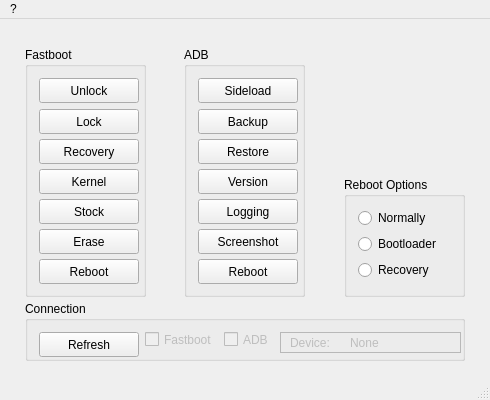
The window that AndroidMultiTool/mainwindow.ui (lexpaval/LxMultiTool) describes before a commit, drawn with Qt 5.
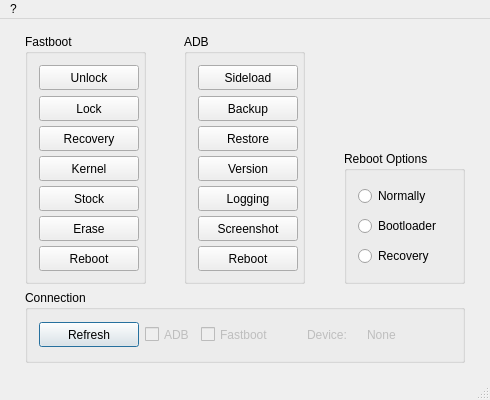
The same window after the commit. Icons and pictures are not drawn.

The edit to the form file:
```diff
--- a/AndroidMultiTool/mainwindow.ui
+++ b/AndroidMultiTool/mainwindow.ui
@@ -31,18 +31,272 @@
   </property>
   <widget class="QWidget" name="centralWidget">
    <layout class="QGridLayout" name="gridLayout">
-    <item row="2" column="1" colspan="5">
+    <item row="1" column="3" rowspan="2">
+     <widget class="QGroupBox" name="adbGroup">
+      <property name="minimumSize">
+       <size>
+        <width>121</width>
+        <height>250</height>
+       </size>
+      </property>
+      <property name="title">
+       <string>ADB</string>
+      </property>
+      <layout class="QVBoxLayout" name="verticalLayout_2">
+       <item>
+        <widget class="QPushButton" name="SideloadButton">
+         <property name="minimumSize">
+          <size>
+           <width>100</width>
+           <height>25</height>
+          </size>
+         </property>
+         <property name="toolTip">
+          <string>&lt;html&gt;&lt;head/&gt;&lt;body&gt;&lt;p&gt;Open the sideload menu. You need to be in recovery in sideload mode!&lt;/p&gt;&lt;/body&gt;&lt;/html&gt;</string>
+         </property>
+         <property name="text">
+          <string>Sideload</string>
+         </property>
+         <property name="icon">
+          <iconset resource="icons.qrc">
+           <normaloff>:/Icons/sideload_2.png</normaloff>:/Icons/sideload_2.png</iconset>
+         </property>
+         <property name="iconSize">
+          <size>
+           <width>15</width>
+           <height>15</height>
+          </size>
+         </property>
+        </widget>
+       </item>
+       <item>
+        <widget class="QPushButton" name="BackupButton">
+         <property name="minimumSize">
+          <size>
+           <width>100</width>
+           <height>25</height>
+          </size>
+         </property>
+         <property name="toolTip">
+          <string>&lt;html&gt;&lt;head/&gt;&lt;body&gt;&lt;p&gt;Wanna backup?&lt;/p&gt;&lt;/body&gt;&lt;/html&gt;</string>
+         </property>
+         <property name="text">
+          <string>Backup</string>
+         </property>
+         <property name="icon">
+          <iconset resource="icons.qrc">
+           <normaloff>:/Icons/backup.png</normaloff>:/Icons/backup.png</iconset>
+         </property>
+         <property name="iconSize">
+          <size>
+           <width>15</width>
+           <height>15</height>
+          </size>
+         </property>
+        </widget>
+       </item>
+       <item>
+        <widget class="QPushButton" name="RestoreButton">
+         <property name="minimumSize">
+          <size>
+           <width>100</width>
+           <height>25</height>
+          </size>
+         </property>
+         <property name="toolTip">
+          <string>&lt;html&gt;&lt;head/&gt;&lt;body&gt;&lt;p&gt;Want your stuff back?&lt;/p&gt;&lt;/body&gt;&lt;/html&gt;</string>
+         </property>
+         <property name="text">
+          <string>Restore</string>
+         </property>
+         <property name="icon">
+          <iconset resource="icons.qrc">
+           <normaloff>:/Icons/restore.png</normaloff>:/Icons/restore.png</iconset>
+         </property>
+         <property name="iconSize">
+          <size>
+           <width>15</width>
+           <height>15</height>
+          </size>
+         </property>
+        </widget>
+       </item>
+       <item>
+        <widget class="QPushButton" name="versionButton">
+         <property name="minimumSize">
+          <size>
+           <width>100</width>
+           <height>25</height>
+          </size>
+         </property>
+         <property name="toolTip">
+          <string>&lt;html&gt;&lt;head/&gt;&lt;body&gt;&lt;p&gt;Check the ADB tools version.&lt;/p&gt;&lt;/body&gt;&lt;/html&gt;</string>
+         </property>
+         <property name="text">
+          <string>Version</string>
+         </property>
+         <property name="icon">
+          <iconset resource="icons.qrc">
+           <normaloff>:/Icons/version.png</normaloff>:/Icons/version.png</iconset>
+         </property>
+         <property name="iconSize">
+          <size>
+           <width>15</width>
+           <height>15</height>
+          </size>
+         </property>
+        </widget>
+       </item>
+       <item>
+        <widget class="QPushButton" name="loggingButton">
+         <property name="sizePolicy">
+          <sizepolicy hsizetype="Minimum" vsizetype="Fixed">
+           <horstretch>0</horstretch>
+           <verstretch>0</verstretch>
+          </sizepolicy>
+         </property>
+         <property name="minimumSize">
+          <size>
+           <width>100</width>
+           <height>25</height>
+          </size>
+         </property>
+         <property name="toolTip">
+          <string>&lt;html&gt;&lt;head/&gt;&lt;body&gt;&lt;p&gt;Open the logging menu for ADB Logcat and kernel DMESG.&lt;/p&gt;&lt;/body&gt;&lt;/html&gt;</string>
+         </property>
+         <property name="text">
+          <string>Logging</string>
+         </property>
+         <property name="icon">
+          <iconset resource="icons.qrc">
+           <normaloff>:/Icons/log.png</normaloff>:/Icons/log.png</iconset>
+         </property>
+         <property name="iconSize">
+          <size>
+           <width>15</width>
+           <height>15</height>
+          </size>
+         </property>
+        </widget>
+       </item>
+       <item>
+        <widget class="QPushButton" name="screenshotButton">
+         <property name="minimumSize">
+          <size>
+           <width>100</width>
+           <height>25</height>
+          </size>
+         </property>
+         <property name="toolTip">
+          <string>&lt;html&gt;&lt;head/&gt;&lt;body&gt;&lt;p&gt;Take a screenshot from your phone directly on your PC.&lt;/p&gt;&lt;/body&gt;&lt;/html&gt;</string>
+         </property>
+         <property name="text">
+          <string>Screenshot</string>
+         </property>
+         <property name="icon">
+          <iconset resource="icons.qrc">
+           <normaloff>:/Icons/screenshot.png</normaloff>:/Icons/screenshot.png</iconset>
+         </property>
+         <property name="iconSize">
+          <size>
+           <width>15</width>
+           <height>15</height>
+          </size>
+         </property>
+        </widget>
+       </item>
+       <item>
+        <widget class="QPushButton" name="rebootAdbButton">
+         <property name="minimumSize">
+          <size>
+           <width>100</width>
+           <height>25</height>
+          </size>
+         </property>
+         <property name="toolTip">
+          <string>&lt;html&gt;&lt;head/&gt;&lt;body&gt;&lt;p&gt;Reboot to your selected option from ADB.&lt;/p&gt;&lt;/body&gt;&lt;/html&gt;</string>
+         </property>
+         <property name="text">
+          <string>Reboot</string>
+         </property>
+         <property name="icon">
+          <iconset resource="icons.qrc">
+           <normaloff>:/Icons/reboot.png</normaloff>:/Icons/reboot.png</iconset>
+         </property>
+         <property name="iconSize">
+          <size>
+           <width>15</width>
+           <height>15</height>
+          </size>
+         </property>
+        </widget>
+       </item>
+      </layout>
+     </widget>
+    </item>
+    <item row="2" column="4">
+     <spacer name="horizontalSpacer_2">
+      <property name="orientation">
+       <enum>Qt::Horizontal</enum>
+      </property>
+      <property name="sizeHint" stdset="0">
+       <size>
+        <width>40</width>
+        <height>20</height>
+       </size>
+      </property>
+     </spacer>
+    </item>
+    <item row="1" column="5">
+     <widget class="QLabel" name="label">
+      <property name="minimumSize">
+       <size>
+        <width>111</width>
+        <height>111</height>
+       </size>
+      </property>
+      <property name="maximumSize">
+       <size>
+        <width>111</width>
+        <height>111</height>
+       </size>
+      </property>
+      <property name="toolTip">
+       <string>&lt;html&gt;&lt;head/&gt;&lt;body&gt;&lt;p&gt;Non-racist android logo.&lt;/p&gt;&lt;/body&gt;&lt;/html&gt;</string>
+      </property>
+      <property name="text">
+       <string/>
+      </property>
+      <property name="pixmap">
+       <pixmap resource="icons.qrc">:/Icons/android.png</pixmap>
+      </property>
+      <property name="scaledContents">
+       <bool>true</bool>
+      </property>
+      <property name="alignment">
+       <set>Qt::AlignCenter</set>
+      </property>
+     </widget>
+    </item>
+    <item row="1" column="6">
+     <spacer name="horizontalSpacer_4">
+      <property name="orientation">
+       <enum>Qt::Horizontal</enum>
+      </property>
+      <property name="sizeHint" stdset="0">
+       <size>
+        <width>40</width>
+        <height>20</height>
+       </size>
+      </property>
+     </spacer>
+    </item>
+    <item row="3" column="1" colspan="5">
      <widget class="QGroupBox" name="connectionGroup">
       <property name="minimumSize">
        <size>
         <width>440</width>
-        <height>60</height>
-       </size>
-      </property>
-      <property name="maximumSize">
-       <size>
-        <width>800</width>
-        <height>60</height>
+        <height>73</height>
        </size>
       </property>
       <property name="title">
@@ -57,12 +311,6 @@
            <height>25</height>
           </size>
          </property>
-         <property name="maximumSize">
-          <size>
-           <width>100</width>
-           <height>25</height>
-          </size>
-         </property>
          <property name="toolTip">
           <string>&lt;html&gt;&lt;head/&gt;&lt;body&gt;&lt;p&gt;What does this button do?&lt;/p&gt;&lt;/body&gt;&lt;/html&gt;</string>
          </property>
@@ -79,20 +327,7 @@
            <height>15</height>
           </size>
          </property>
-        </widget>
-       </item>
-       <item>
-        <widget class="QCheckBox" name="checkBox_Fastboot">
-         <property name="enabled">
-          <bool>false</bool>
-         </property>
-         <property name="mouseTracking">
-          <bool>false</bool>
-         </property>
-         <property name="text">
-          <string>Fastboot</string>
-         </property>
-         <property name="checkable">
+         <property name="default">
           <bool>true</bool>
          </property>
         </widget>
@@ -102,6 +337,18 @@
          <property name="enabled">
           <bool>false</bool>
          </property>
+         <property name="minimumSize">
+          <size>
+           <width>0</width>
+           <height>25</height>
+          </size>
+         </property>
+         <property name="maximumSize">
+          <size>
+           <width>16777215</width>
+           <height>25</height>
+          </size>
+         </property>
          <property name="font">
           <font>
            <weight>50</weight>
@@ -119,25 +366,65 @@
          </property>
         </widget>
        </item>
+       <item>
+        <widget class="QCheckBox" name="checkBox_Fastboot">
+         <property name="enabled">
+          <bool>false</bool>
+         </property>
+         <property name="minimumSize">
+          <size>
+           <width>90</width>
+           <height>25</height>
+          </size>
+         </property>
+         <property name="maximumSize">
+          <size>
+           <width>16777215</width>
+           <height>25</height>
+          </size>
+         </property>
+         <property name="mouseTracking">
+          <bool>false</bool>
+         </property>
+         <property name="focusPolicy">
+          <enum>Qt::NoFocus</enum>
+         </property>
+         <property name="text">
+          <string>Fastboot</string>
+         </property>
+         <property name="checkable">
+          <bool>true</bool>
+         </property>
+        </widget>
+       </item>
        <item>
         <widget class="QFrame" name="frame">
+         <property name="sizePolicy">
+          <sizepolicy hsizetype="Preferred" vsizetype="Fixed">
+           <horstretch>0</horstretch>
+           <verstretch>0</verstretch>
+          </sizepolicy>
+         </property>
          <property name="minimumSize">
           <size>
            <width>181</width>
-           <height>21</height>
+           <height>25</height>
           </size>
          </property>
          <property name="maximumSize">
           <size>
            <width>181</width>
-           <height>21</height>
+           <height>25</height>
           </size>
          </property>
          <property name="frameShape">
-          <enum>QFrame::StyledPanel</enum>
+          <enum>QFrame::NoFrame</enum>
          </property>
          <property name="frameShadow">
-          <enum>QFrame::Raised</enum>
+          <enum>QFrame::Plain</enum>
+         </property>
+         <property name="lineWidth">
+          <number>0</number>
          </property>
          <widget class="QLabel" name="label_2">
           <property name="enabled">
@@ -148,9 +435,21 @@
             <x>10</x>
             <y>0</y>
             <width>51</width>
-            <height>21</height>
+            <height>25</height>
            </rect>
           </property>
+          <property name="minimumSize">
+           <size>
+            <width>0</width>
+            <height>25</height>
+           </size>
+          </property>
+          <property name="maximumSize">
+           <size>
+            <width>16777215</width>
+            <height>25</height>
+           </size>
+          </property>
           <property name="toolTip">
            <string>&lt;html&gt;&lt;head/&gt;&lt;body&gt;&lt;p&gt;The name of the device connected - ADB only!&lt;/p&gt;&lt;/body&gt;&lt;/html&gt;</string>
           </property>
@@ -167,9 +466,21 @@
             <x>70</x>
             <y>0</y>
             <width>101</width>
-            <height>21</height>
+            <height>25</height>
            </rect>
           </property>
+          <property name="minimumSize">
+           <size>
+            <width>0</width>
+            <height>25</height>
+           </size>
+          </property>
+          <property name="maximumSize">
+           <size>
+            <width>16777215</width>
+            <height>25</height>
+           </size>
+          </property>
           <property name="text">
            <string>None</string>
           </property>
@@ -179,7 +490,52 @@
       </layout>
      </widget>
     </item>
-    <item row="0" column="1" rowspan="2">
+    <item row="2" column="5">
+     <widget class="QGroupBox" name="rebootGroup">
+      <property name="minimumSize">
+       <size>
+        <width>121</width>
+        <height>120</height>
+       </size>
+      </property>
+      <property name="title">
+       <string>Reboot Options</string>
+      </property>
+      <layout class="QVBoxLayout" name="verticalLayout_3">
+       <item>
+        <widget class="QRadioButton" name="normalRebootButton">
+         <property name="toolTip">
+          <string>&lt;html&gt;&lt;head/&gt;&lt;body&gt;&lt;p&gt;Reboot to normal system.&lt;/p&gt;&lt;/body&gt;&lt;/html&gt;</string>
+         </property>
+         <property name="text">
+          <string>Normally</string>
+         </property>
+        </widget>
+       </item>
+       <item>
+        <widget class="QRadioButton" name="bootloaderRebootButton">
+         <property name="toolTip">
+          <string>&lt;html&gt;&lt;head/&gt;&lt;body&gt;&lt;p&gt;Reboot to bootloader.&lt;/p&gt;&lt;/body&gt;&lt;/html&gt;</string>
+         </property>
+         <property name="text">
+          <string>Bootloader</string>
+         </property>
+        </widget>
+       </item>
+       <item>
+        <widget class="QRadioButton" name="recoveryRebootButton">
+         <property name="toolTip">
+          <string>&lt;html&gt;&lt;head/&gt;&lt;body&gt;&lt;p&gt;Reboot to recovery.&lt;/p&gt;&lt;/body&gt;&lt;/html&gt;</string>
+         </property>
+         <property name="text">
+          <string>Recovery</string>
+         </property>
+        </widget>
+       </item>
+      </layout>
+     </widget>
+    </item>
+    <item row="1" column="1" rowspan="2">
      <widget class="QGroupBox" name="fasbootGroup">
       <property name="minimumSize">
        <size>
@@ -187,25 +543,19 @@
         <height>250</height>
        </size>
       </property>
-      <property name="maximumSize">
-       <size>
-        <width>121</width>
-        <height>231</height>
-       </size>
-      </property>
       <property name="title">
        <string>Fastboot</string>
       </property>
       <layout class="QVBoxLayout" name="verticalLayout">
        <item>
         <widget class="QPushButton" name="UnlockButton">
-         <property name="minimumSize">
-          <size>
-           <width>100</width>
-           <height>25</height>
-          </size>
+         <property name="sizePolicy">
+          <sizepolicy hsizetype="Minimum" vsizetype="Fixed">
+           <horstretch>0</horstretch>
+           <verstretch>0</verstretch>
+          </sizepolicy>
          </property>
-         <property name="maximumSize">
+         <property name="minimumSize">
           <size>
            <width>100</width>
            <height>25</height>
@@ -233,6 +583,9 @@
          <property name="checkable">
           <bool>false</bool>
          </property>
+         <property name="flat">
+          <bool>false</bool>
+         </property>
         </widget>
        </item>
        <item>
@@ -243,12 +596,6 @@
            <height>25</height>
           </size>
          </property>
-         <property name="maximumSize">
-          <size>
-           <width>100</width>
-           <height>25</height>
-          </size>
-         </property>
          <property name="toolTip">
           <string>&lt;html&gt;&lt;head/&gt;&lt;body&gt;&lt;p&gt;Relock your bootloader. Why would you do this?&lt;/p&gt;&lt;/body&gt;&lt;/html&gt;</string>
          </property>
@@ -275,12 +622,6 @@
            <height>25</height>
           </size>
          </property>
-         <property name="maximumSize">
-          <size>
-           <width>100</width>
-           <height>25</height>
-          </size>
-         </property>
          <property name="toolTip">
           <string>&lt;html&gt;&lt;head/&gt;&lt;body&gt;&lt;p&gt;Open the recovery flashing menu.&lt;/p&gt;&lt;/body&gt;&lt;/html&gt;</string>
          </property>
@@ -307,12 +648,6 @@
            <height>25</height>
           </size>
          </property>
-         <property name="maximumSize">
-          <size>
-           <width>100</width>
-           <height>25</height>
-          </size>
-         </property>
          <property name="toolTip">
           <string>&lt;html&gt;&lt;head/&gt;&lt;body&gt;&lt;p&gt;Open the kernel flashing menu.&lt;/p&gt;&lt;/body&gt;&lt;/html&gt;</string>
          </property>
@@ -339,12 +674,6 @@
            <height>25</height>
           </size>
          </property>
-         <property name="maximumSize">
-          <size>
-           <width>100</width>
-           <height>25</height>
-          </size>
-         </property>
          <property name="toolTip">
           <string>&lt;html&gt;&lt;head/&gt;&lt;body&gt;&lt;p&gt;Open the menu to select the stock image. You can return you phone to the factory image.&lt;/p&gt;&lt;/body&gt;&lt;/html&gt;</string>
          </property>
@@ -371,12 +700,6 @@
            <height>25</height>
           </size>
          </property>
-         <property name="maximumSize">
-          <size>
-           <width>100</width>
-           <height>25</height>
-          </size>
-         </property>
          <property name="toolTip">
           <string>&lt;html&gt;&lt;head/&gt;&lt;body&gt;&lt;p&gt;Open the fastboot erase menu.&lt;/p&gt;&lt;/body&gt;&lt;/html&gt;</string>
          </property>
@@ -403,12 +726,6 @@
            <height>25</height>
           </size>
          </property>
-         <property name="maximumSize">
-          <size>
-           <width>100</width>
-           <height>25</height>
-          </size>
-         </property>
          <property name="toolTip">
           <string>&lt;html&gt;&lt;head/&gt;&lt;body&gt;&lt;p&gt;Reboot to your selected option from Fastboot.&lt;/p&gt;&lt;/body&gt;&lt;/html&gt;</string>
          </property>
@@ -430,316 +747,7 @@
       </layout>
      </widget>
     </item>
-    <item row="0" column="3" rowspan="2">
-     <widget class="QGroupBox" name="adbGroup">
-      <property name="minimumSize">
-       <size>
-        <width>121</width>
-        <height>250</height>
-       </size>
-      </property>
-      <property name="maximumSize">
-       <size>
-        <width>121</width>
-        <height>231</height>
-       </size>
-      </property>
-      <property name="title">
-       <string>ADB</string>
-      </property>
-      <layout class="QVBoxLayout" name="verticalLayout_2">
-       <item>
-        <widget class="QPushButton" name="SideloadButton">
-         <property name="minimumSize">
-          <size>
-           <width>100</width>
-           <height>25</height>
-          </size>
-         </property>
-         <property name="maximumSize">
-          <size>
-           <width>100</width>
-           <height>25</height>
-          </size>
-         </property>
-         <property name="toolTip">
-          <string>&lt;html&gt;&lt;head/&gt;&lt;body&gt;&lt;p&gt;Open the sideload menu. You need to be in recovery in sideload mode!&lt;/p&gt;&lt;/body&gt;&lt;/html&gt;</string>
-         </property>
-         <property name="text">
-          <string>Sideload</string>
-         </property>
-         <property name="icon">
-          <iconset resource="icons.qrc">
-           <normaloff>:/Icons/sideload_2.png</normaloff>:/Icons/sideload_2.png</iconset>
-         </property>
-         <property name="iconSize">
-          <size>
-           <width>15</width>
-           <height>15</height>
-          </size>
-         </property>
-        </widget>
-       </item>
-       <item>
-        <widget class="QPushButton" name="BackupButton">
-         <property name="minimumSize">
-          <size>
-           <width>100</width>
-           <height>25</height>
-          </size>
-         </property>
-         <property name="maximumSize">
-          <size>
-           <width>100</width>
-           <height>25</height>
-          </size>
-         </property>
-         <property name="toolTip">
-          <string>&lt;html&gt;&lt;head/&gt;&lt;body&gt;&lt;p&gt;Wanna backup?&lt;/p&gt;&lt;/body&gt;&lt;/html&gt;</string>
-         </property>
-         <property name="text">
-          <string>Backup</string>
-         </property>
-         <property name="icon">
-          <iconset resource="icons.qrc">
-           <normaloff>:/Icons/backup.png</normaloff>:/Icons/backup.png</iconset>
-         </property>
-         <property name="iconSize">
-          <size>
-           <width>15</width>
-           <height>15</height>
-          </size>
-         </property>
-        </widget>
-       </item>
-       <item>
-        <widget class="QPushButton" name="RestoreButton">
-         <property name="minimumSize">
-          <size>
-           <width>100</width>
-           <height>25</height>
-          </size>
-         </property>
-         <property name="maximumSize">
-          <size>
-           <width>100</width>
-           <height>25</height>
-          </size>
-         </property>
-         <property name="toolTip">
-          <string>&lt;html&gt;&lt;head/&gt;&lt;body&gt;&lt;p&gt;Want your stuff back?&lt;/p&gt;&lt;/body&gt;&lt;/html&gt;</string>
-         </property>
-         <property name="text">
-          <string>Restore</string>
-         </property>
-         <property name="icon">
-          <iconset resource="icons.qrc">
-           <normaloff>:/Icons/restore.png</normaloff>:/Icons/restore.png</iconset>
-         </property>
-         <property name="iconSize">
-          <size>
-           <width>15</width>
-           <height>15</height>
-          </size>
-         </property>
-        </widget>
-       </item>
-       <item>
-        <widget class="QPushButton" name="versionButton">
-         <property name="minimumSize">
-          <size>
-           <width>100</width>
-           <height>25</height>
-          </size>
-         </property>
-         <property name="maximumSize">
-          <size>
-           <width>100</width>
-           <height>25</height>
-          </size>
-         </property>
-         <property name="toolTip">
-          <string>&lt;html&gt;&lt;head/&gt;&lt;body&gt;&lt;p&gt;Check the ADB tools version.&lt;/p&gt;&lt;/body&gt;&lt;/html&gt;</string>
-         </property>
-         <property name="text">
-          <string>Version</string>
-         </property>
-         <property name="icon">
-          <iconset resource="icons.qrc">
-           <normaloff>:/Icons/version.png</normaloff>:/Icons/version.png</iconset>
-         </property>
-         <property name="iconSize">
-          <size>
-           <width>15</width>
-           <height>15</height>
-          </size>
-         </property>
-        </widget>
-       </item>
-       <item>
-        <widget class="QPushButton" name="loggingButton">
-         <property name="minimumSize">
-          <size>
-           <width>100</width>
-           <height>25</height>
-          </size>
-         </property>
-         <property name="maximumSize">
-          <size>
-           <width>100</width>
-           <height>25</height>
-          </size>
-         </property>
-         <property name="toolTip">
-          <string>&lt;html&gt;&lt;head/&gt;&lt;body&gt;&lt;p&gt;Open the logging menu for ADB Logcat and kernel DMESG.&lt;/p&gt;&lt;/body&gt;&lt;/html&gt;</string>
-         </property>
-         <property name="text">
-          <string>Logging</string>
-         </property>
-         <property name="icon">
-          <iconset resource="icons.qrc">
-           <normaloff>:/Icons/log.png</normaloff>:/Icons/log.png</iconset>
-         </property>
-         <property name="iconSize">
-          <size>
-           <width>15</width>
-           <height>15</height>
-          </size>
-         </property>
-        </widget>
-       </item>
-       <item>
-        <widget class="QPushButton" name="screenshotButton">
-         <property name="minimumSize">
-          <size>
-           <width>100</width>
-           <height>25</height>
-          </size>
-         </property>
-         <property name="maximumSize">
-          <size>
-           <width>100</width>
-           <height>25</height>
-          </size>
-         </property>
-         <property name="toolTip">
-          <string>&lt;html&gt;&lt;head/&gt;&lt;body&gt;&lt;p&gt;Take a screenshot from your phone directly on your PC.&lt;/p&gt;&lt;/body&gt;&lt;/html&gt;</string>
-         </property>
-         <property name="text">
-          <string>Screenshot</string>
-         </property>
-         <property name="icon">
-          <iconset resource="icons.qrc">
-           <normaloff>:/Icons/screenshot.png</normaloff>:/Icons/screenshot.png</iconset>
-         </property>
-         <property name="iconSize">
-          <size>
-           <width>15</width>
-           <height>15</height>
-          </size>
-         </property>
-        </widget>
-       </item>
-       <item>
-        <widget class="QPushButton" name="rebootAdbButton">
-         <property name="minimumSize">
-          <size>
-           <width>100</width>
-           <height>25</height>
-          </size>
-         </property>
-         <property name="maximumSize">
-          <size>
-           <width>100</width>
-           <height>25</height>
-          </size>
-         </property>
-         <property name="toolTip">
-          <string>&lt;html&gt;&lt;head/&gt;&lt;body&gt;&lt;p&gt;Reboot to your selected option from ADB.&lt;/p&gt;&lt;/body&gt;&lt;/html&gt;</string>
-         </property>
-         <property name="text">
-          <string>Reboot</string>
-         </property>
-         <property name="icon">
-          <iconset resource="icons.qrc">
-           <normaloff>:/Icons/reboot.png</normaloff>:/Icons/reboot.png</iconset>
-         </property>
-         <property name="iconSize">
-          <size>
-           <width>15</width>
-           <height>15</height>
-          </size>
-         </property>
-        </widget>
-       </item>
-      </layout>
-     </widget>
-    </item>
-    <item row="1" column="5">
-     <widget class="QGroupBox" name="rebootGroup">
-      <property name="minimumSize">
-       <size>
-        <width>121</width>
-        <height>120</height>
-       </size>
-      </property>
-      <property name="maximumSize">
-       <size>
-        <width>121</width>
-        <height>100</height>
-       </size>
-      </property>
-      <property name="title">
-       <string>Reboot Options</string>
-      </property>
-      <layout class="QVBoxLayout" name="verticalLayout_3">
-       <item>
-        <widget class="QRadioButton" name="normalRebootButton">
-         <property name="toolTip">
-          <string>&lt;html&gt;&lt;head/&gt;&lt;body&gt;&lt;p&gt;Reboot to normal system.&lt;/p&gt;&lt;/body&gt;&lt;/html&gt;</string>
-         </property>
-         <property name="text">
-          <string>Normally</string>
-         </property>
-        </widget>
-       </item>
-       <item>
-        <widget class="QRadioButton" name="bootloaderRebootButton">
-         <property name="toolTip">
-          <string>&lt;html&gt;&lt;head/&gt;&lt;body&gt;&lt;p&gt;Reboot to bootloader.&lt;/p&gt;&lt;/body&gt;&lt;/html&gt;</string>
-         </property>
-         <property name="text">
-          <string>Bootloader</string>
-         </property>
-        </widget>
-       </item>
-       <item>
-        <widget class="QRadioButton" name="recoveryRebootButton">
-         <property name="toolTip">
-          <string>&lt;html&gt;&lt;head/&gt;&lt;body&gt;&lt;p&gt;Reboot to recovery.&lt;/p&gt;&lt;/body&gt;&lt;/html&gt;</string>
-         </property>
-         <property name="text">
-          <string>Recovery</string>
-         </property>
-        </widget>
-       </item>
-      </layout>
-     </widget>
-    </item>
-    <item row="0" column="0">
-     <spacer name="horizontalSpacer_3">
-      <property name="orientation">
-       <enum>Qt::Horizontal</enum>
-      </property>
-      <property name="sizeHint" stdset="0">
-       <size>
-        <width>40</width>
-        <height>20</height>
-       </size>
-      </property>
-     </spacer>
-    </item>
-    <item row="1" column="2">
+    <item row="2" column="2">
      <spacer name="horizontalSpacer">
       <property name="orientation">
        <enum>Qt::Horizontal</enum>
@@ -752,59 +760,41 @@
       </property>
      </spacer>
     </item>
+    <item row="1" column="0">
+     <spacer name="horizontalSpacer_3">
+      <property name="orientation">
+       <enum>Qt::Horizontal</enum>
+      </property>
+      <property name="sizeHint" stdset="0">
+       <size>
+        <width>40</width>
+        <height>20</height>
+       </size>
+      </property>
+     </spacer>
+    </item>
+    <item row="4" column="1">
+     <spacer name="verticalSpacer">
+      <property name="orientation">
+       <enum>Qt::Vertical</enum>
+      </property>
+      <property name="sizeHint" stdset="0">
+       <size>
+        <width>20</width>
+        <height>40</height>
+       </size>
+      </property>
+     </spacer>
+    </item>
     <item row="0" column="5">
-     <widget class="QLabel" name="label">
-      <property name="minimumSize">
-       <size>
-        <width>111</width>
-        <height>111</height>
-       </size>
-      </property>
-      <property name="maximumSize">
-       <size>
-        <width>111</width>
-        <height>111</height>
-       </size>
-      </property>
-      <property name="toolTip">
-       <string>&lt;html&gt;&lt;head/&gt;&lt;body&gt;&lt;p&gt;Non-racist android logo.&lt;/p&gt;&lt;/body&gt;&lt;/html&gt;</string>
-      </property>
-      <property name="text">
-       <string/>
-      </property>
-      <property name="pixmap">
-       <pixmap resource="icons.qrc">:/Icons/android.png</pixmap>
-      </property>
-      <property name="scaledContents">
-       <bool>true</bool>
-      </property>
-      <property name="alignment">
-       <set>Qt::AlignCenter</set>
-      </property>
-     </widget>
-    </item>
-    <item row="1" column="4">
-     <spacer name="horizontalSpacer_2">
+     <spacer name="verticalSpacer_2">
       <property name="orientation">
-       <enum>Qt::Horizontal</enum>
+       <enum>Qt::Vertical</enum>
       </property>
       <property name="sizeHint" stdset="0">
        <size>
-        <width>40</width>
-        <height>20</height>
-       </size>
-      </property>
-     </spacer>
-    </item>
-    <item row="0" column="6">
-     <spacer name="horizontalSpacer_4">
-      <property name="orientation">
-       <enum>Qt::Horizontal</enum>
-      </property>
-      <property name="sizeHint" stdset="0">
-       <size>
-        <width>40</width>
-        <height>20</height>
+        <width>20</width>
+        <height>40</height>
        </size>
       </property>
      </spacer>
```
Left out of the diff: 9 changed lines with no effect on the pictures.
